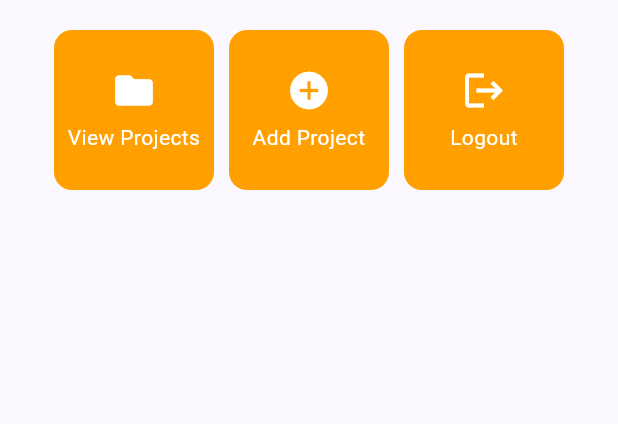
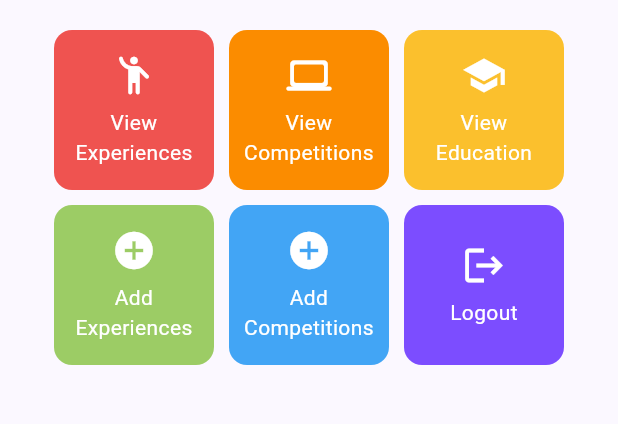
Before and after one commit to alyssasaaa/myportofolio_mobile, a Flutter app: the screen it shows after launch, on a phone screen of 412 x 824 dp, the part 387-811 px from its top. Run offline on Flutter 3.47's test engine with Material 3 defaults, Android fonts, the phone set to English and light mode, and no system bars.

Commit message:
feat: personalize portfolio menu and give each action card a distinct color

```diff
--- a/lib/menu.dart
+++ b/lib/menu.dart
@@ -8,9 +8,12 @@ class MyHomePage extends StatelessWidget {
   final String kelas = "PBP KI";
 
   final List<ItemHomepage> items = [
-    ItemHomepage("View Projects", Icons.folder),
-    ItemHomepage("Add Project", Icons.add_circle),
-    ItemHomepage("Logout", Icons.logout),
+    ItemHomepage("View Experiences", Icons.emoji_people_rounded, Colors.red.shade400),
+    ItemHomepage("View Competitions", Icons.computer_rounded, Colors.orange.shade600),
+    ItemHomepage("View Education", Icons.school, Colors.yellow.shade700),
+    ItemHomepage("Add Experiences", Icons.add_circle, Colors.lightGreen.shade400),
+    ItemHomepage("Add Competitions", Icons.add_circle, Colors.blue.shade400),
+    ItemHomepage("Logout", Icons.logout, Colors.deepPurpleAccent.shade200),
   ];
 
   @override
@@ -111,8 +114,9 @@ class InfoCard extends StatelessWidget {
 class ItemHomepage {
   final String name;
   final IconData icon;
+  final Color color;
 
-  ItemHomepage(this.name, this.icon);
+  ItemHomepage(this.name, this.icon, this.color);
 }
 
 class ItemCard extends StatelessWidget {
@@ -123,7 +127,7 @@ class ItemCard extends StatelessWidget {
   @override
   Widget build(BuildContext context) {
     return Material(
-      color: Theme.of(context).colorScheme.secondary,
+      color: item.color,
       borderRadius: BorderRadius.circular(12),
       child: InkWell(
         onTap: () {
```
